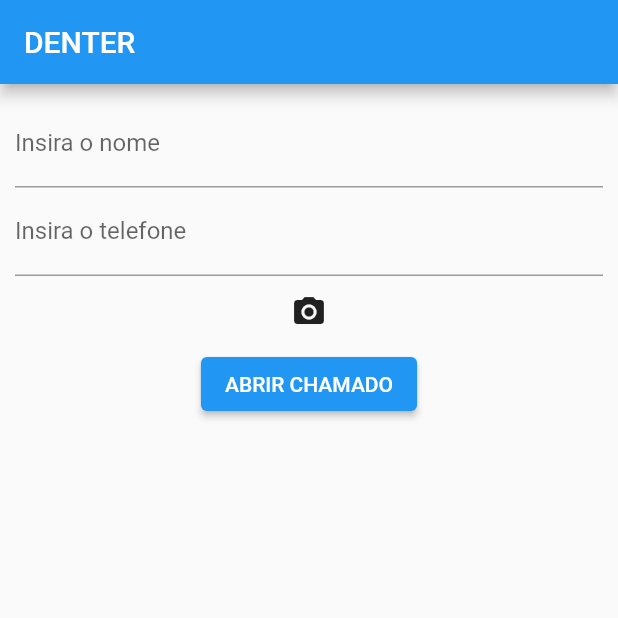
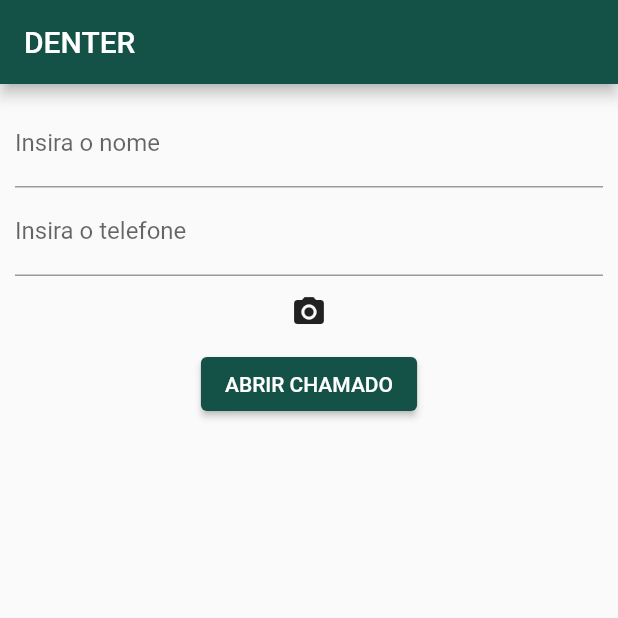
Before and after one commit to JulioLeiteSilva/denter_patient, a Flutter app: the screen it shows after launch, on a phone screen of 412 x 824 dp, the top half of it. Run offline on Flutter 3.47's test engine with Material 2 defaults, Android fonts, the phone set to English and light mode, and no system bars; our stand-ins replace cloud_firestore, firebase_auth, firebase_core, firebase_storage, image_picker; accounts and stored records are empty.

```diff
--- a/code/lib/main.dart
+++ b/code/lib/main.dart
@@ -23,7 +23,7 @@ class MyApp extends StatelessWidget {
     return MaterialApp(
       title: 'Denter',
       theme: ThemeData(
-          primaryColor: Color(0xFF145248),
+          primaryColor: Color(0xFFF30000),
           primaryColorDark: Color(0xFF145248), //
           primaryColorLight: Color(0xFF145248),
       ),
@@ -58,6 +58,7 @@ class _AddItemState extends State<AddItem> {
     return Scaffold(
       appBar: AppBar(
         title: const Text('DENTER'),
+        backgroundColor: Color(0xFF145248),
       ),
       body: Padding(
         padding: const EdgeInsets.all(10),
@@ -120,6 +121,7 @@ class _AddItemState extends State<AddItem> {
                 child: const Text('Ver Imagem'),
               ),
             ElevatedButton(
+                style: ElevatedButton.styleFrom(primary: Color(0xFF145248)              ),
                 onPressed: () async {
                   if (imageUrl.isEmpty) {
                     ScaffoldMessenger.of(context).showSnackBar(const SnackBar(
```
